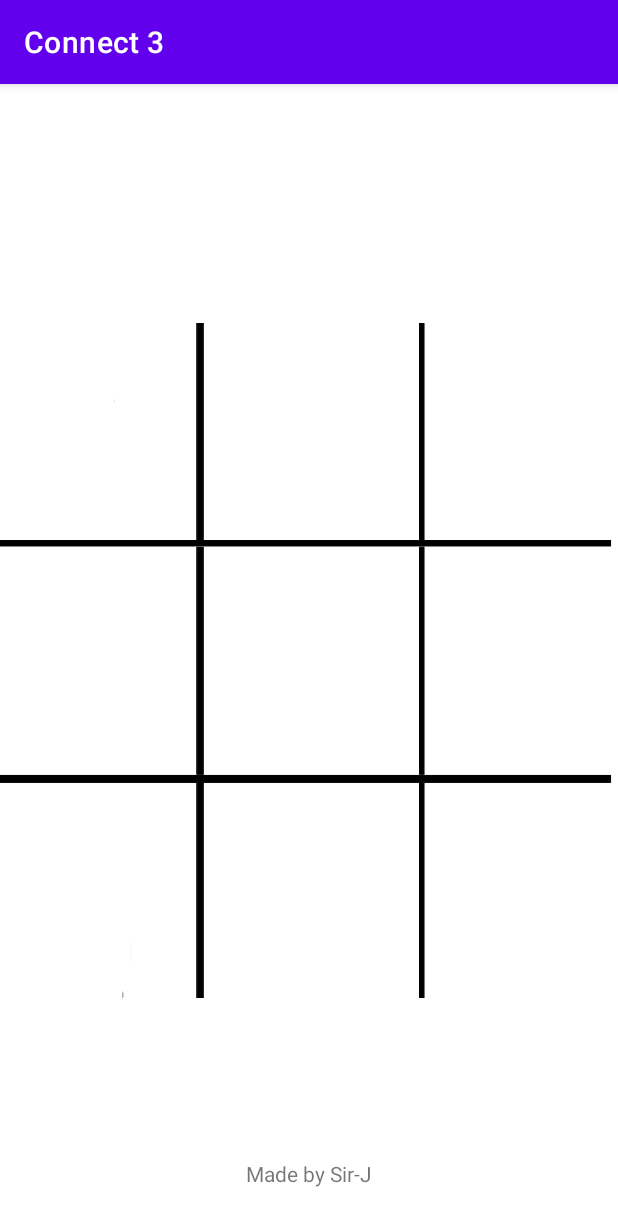
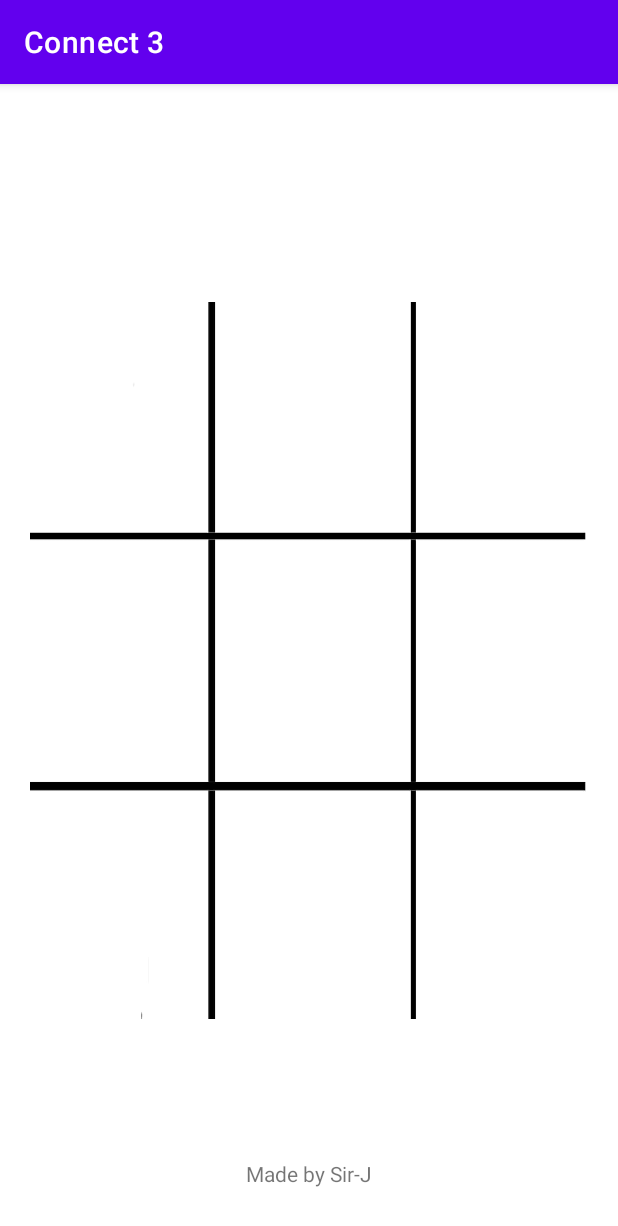
Before and after one commit to brahma-keerthi/Connect-3, an Android app: the screen it shows after launch (MainActivity), on a phone screen of 412 x 824 dp. Shown: the top 1226 px of the screen. Run offline under Robolectric (Android 15) with nearby library versions, the phone set to English and light mode, and no system bars.

Commit message:
Layout recovered

```diff
--- a/app/src/main/java/com/example/connect3/MainActivity.java
+++ b/app/src/main/java/com/example/connect3/MainActivity.java
@@ -26,7 +26,10 @@ public class MainActivity extends AppCompatActivity {
     public void reset(View view){
         turn = 0;
         gameWon = false;
-        int[] gameState = { 2, 2,2 ,2, 2,2 ,2, 2,2 };
+        for(int i =0; i<gameState.length ; ++i){
+            gameState[i] = 2;
+        }
+
 //        playAgain.setVisibility(View.INVISIBLE);
     }
 
--- a/app/src/main/res/layout/activity_main.xml
+++ b/app/src/main/res/layout/activity_main.xml
@@ -8,21 +8,22 @@
 
     <androidx.gridlayout.widget.GridLayout
         android:id="@+id/gridLayout"
-        android:layout_width="409dp"
-        android:layout_height="450dp"
+        android:layout_width="372dp"
+        android:layout_height="478dp"
         android:background="@drawable/grid"
         app:columnCount="3"
         app:layout_constraintBottom_toBottomOf="parent"
+        app:layout_constraintEnd_toEndOf="parent"
+        app:layout_constraintStart_toStartOf="parent"
         app:layout_constraintTop_toTopOf="parent"
-        app:rowCount="3"
-        tools:layout_editor_absoluteX="1dp">
+        app:rowCount="3">
 
         <ImageView
             android:id="@+id/imageView4"
-            android:layout_width="104dp"
-            android:layout_height="116dp"
-            android:layout_marginLeft="36dp"
-            android:layout_marginTop="15dp"
+            android:layout_width="88dp"
+            android:layout_height="117dp"
+            android:layout_marginLeft="42dp"
+            android:layout_marginTop="19dp"
             android:onClick="dropIn"
             android:tag="1"
             app:layout_column="1"
@@ -30,10 +31,10 @@
 
         <ImageView
             android:id="@+id/imageView2"
-            android:layout_width="104dp"
-            android:layout_height="116dp"
-            android:layout_marginLeft="35dp"
-            android:layout_marginTop="15dp"
+            android:layout_width="88dp"
+            android:layout_height="117dp"
+            android:layout_marginLeft="39dp"
+            android:layout_marginTop="19dp"
             android:onClick="dropIn"
             android:tag="2"
             app:layout_column="2"
@@ -41,10 +42,10 @@
 
         <ImageView
             android:id="@+id/imageView3"
-            android:layout_width="104dp"
-            android:layout_height="116dp"
+            android:layout_width="88dp"
+            android:layout_height="117dp"
             android:layout_marginLeft="14dp"
-            android:layout_marginTop="39dp"
+            android:layout_marginTop="45dp"
             android:onClick="dropIn"
             android:tag="6"
             app:layout_column="0"
@@ -52,10 +53,10 @@
 
         <ImageView
             android:id="@+id/imageView7"
-            android:layout_width="104dp"
-            android:layout_height="116dp"
-            android:layout_marginLeft="36dp"
-            android:layout_marginTop="39dp"
+            android:layout_width="88dp"
+            android:layout_height="117dp"
+            android:layout_marginLeft="42dp"
+            android:layout_marginTop="45dp"
             android:onClick="dropIn"
             android:tag="7"
             app:layout_column="1"
@@ -63,10 +64,10 @@
 
         <ImageView
             android:id="@+id/imageView8"
-            android:layout_width="104dp"
-            android:layout_height="116dp"
-            android:layout_marginLeft="35dp"
-            android:layout_marginTop="39dp"
+            android:layout_width="88dp"
+            android:layout_height="117dp"
+            android:layout_marginLeft="39dp"
+            android:layout_marginTop="45dp"
             android:onClick="dropIn"
             android:tag="8"
             app:layout_column="2"
@@ -74,10 +75,10 @@
 
         <ImageView
             android:id="@+id/imageView9"
-            android:layout_width="104dp"
-            android:layout_height="116dp"
+            android:layout_width="88dp"
+            android:layout_height="117dp"
             android:layout_marginLeft="14dp"
-            android:layout_marginTop="15dp"
+            android:layout_marginTop="19dp"
             android:onClick="dropIn"
             android:tag="0"
             app:layout_column="0"
@@ -85,10 +86,10 @@
 
         <ImageView
             android:id="@+id/imageView6"
-            android:layout_width="104dp"
-            android:layout_height="116dp"
-            android:layout_marginLeft="35dp"
-            android:layout_marginTop="36dp"
+            android:layout_width="88dp"
+            android:layout_height="117dp"
+            android:layout_marginLeft="39dp"
+            android:layout_marginTop="46dp"
             android:onClick="dropIn"
             android:tag="5"
             app:layout_column="2"
@@ -96,10 +97,10 @@
 
         <ImageView
             android:id="@+id/imageView"
-            android:layout_width="104dp"
-            android:layout_height="116dp"
+            android:layout_width="88dp"
+            android:layout_height="117dp"
             android:layout_marginLeft="14dp"
-            android:layout_marginTop="36dp"
+            android:layout_marginTop="46dp"
             android:onClick="dropIn"
             android:tag="3"
             app:layout_column="0"
@@ -107,10 +108,10 @@
 
         <ImageView
             android:id="@+id/imageView5"
-            android:layout_width="104dp"
-            android:layout_height="116dp"
-            android:layout_marginLeft="36dp"
-            android:layout_marginTop="36dp"
+            android:layout_width="88dp"
+            android:layout_height="117dp"
+            android:layout_marginLeft="42dp"
+            android:layout_marginTop="46dp"
             android:onClick="dropIn"
             android:tag="4"
             app:layout_column="1"
```
